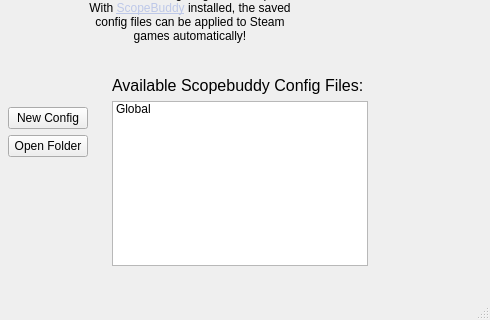
Qt form src/main.ui (rfrench3/scopebuddy-gui) before a commit; both pictures show x 110 to 600 and y 230 to 550 of the 600 by 550 pixel window.
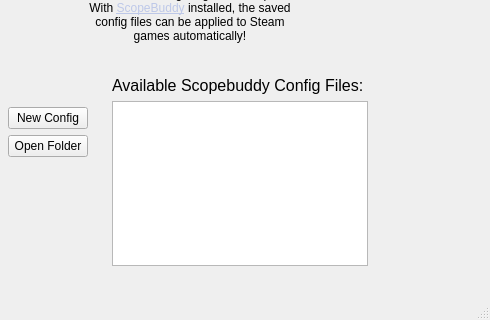
The same form after that commit. Icons and pictures are not drawn.

Commit message: the list of the scopebuddy config files reloads every time you revisit the main menu. This allows the display names to be updated when you apply a new one and re-enter the main menu

Patch:
```diff
--- a/src/main.ui
+++ b/src/main.ui
@@ -320,11 +320,6 @@
                          <verstretch>0</verstretch>
                         </sizepolicy>
                        </property>
-                       <item>
-                        <property name="text">
-                         <string>Global</string>
-                        </property>
-                       </item>
                       </widget>
                      </item>
                     </layout>
```
The commit also changes 1 other file.
